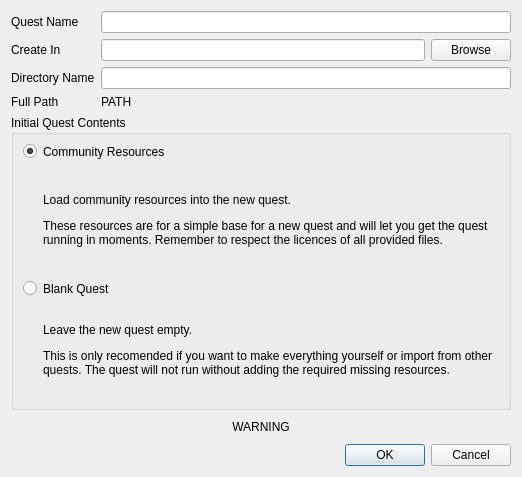
The window that src/widgets/new_quest_dialog.ui (Kangie/solarus) describes before a commit, drawn with Qt 5.
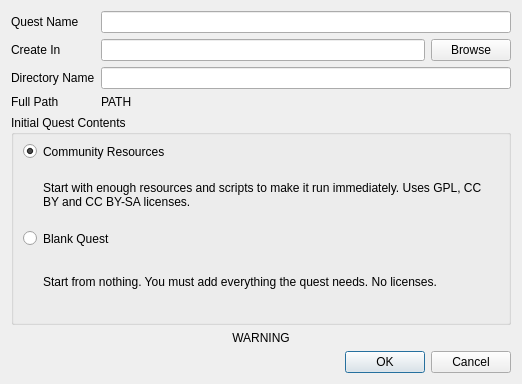
The same window after the commit. Icons and pictures are not drawn.

The edit to the form file:
```diff
--- a/src/widgets/new_quest_dialog.ui
+++ b/src/widgets/new_quest_dialog.ui
@@ -7,7 +7,7 @@
     <x>0</x>
     <y>0</y>
     <width>522</width>
-    <height>477</height>
+    <height>384</height>
    </rect>
   </property>
   <property name="windowTitle">
@@ -134,7 +134,7 @@
       <item row="1" column="1">
        <widget class="QLabel" name="cr_description">
         <property name="text">
-         <string>&lt;html&gt;&lt;head/&gt;&lt;body&gt;&lt;p&gt;Load community resources into the new quest.&lt;/p&gt;&lt;p&gt;These resources are for a simple base for a new quest and will let you get the quest running in moments. Remember to respect the licences of all provided files.&lt;/p&gt;&lt;/body&gt;&lt;/html&gt;</string>
+         <string>&lt;html&gt;&lt;head/&gt;&lt;body&gt;&lt;p&gt;Start with enough resources and scripts to make it run immediately. Uses GPL, CC BY and CC BY-SA licenses.&lt;/p&gt;&lt;/body&gt;&lt;/html&gt;</string>
         </property>
         <property name="wordWrap">
          <bool>true</bool>
@@ -144,7 +144,7 @@
       <item row="4" column="1">
        <widget class="QLabel" name="bq_description">
         <property name="text">
-         <string>&lt;html&gt;&lt;head/&gt;&lt;body&gt;&lt;p&gt;Leave the new quest empty.&lt;/p&gt;&lt;p&gt;This is only recomended if you want to make everything yourself or import from other quests. The quest will not run without adding the required missing resources.&lt;/p&gt;&lt;/body&gt;&lt;/html&gt;</string>
+         <string>&lt;html&gt;&lt;head/&gt;&lt;body&gt;&lt;p&gt;Start from nothing. You must add everything the quest needs. No licenses.&lt;/p&gt;&lt;/body&gt;&lt;/html&gt;</string>
         </property>
         <property name="wordWrap">
          <bool>true</bool>
```
